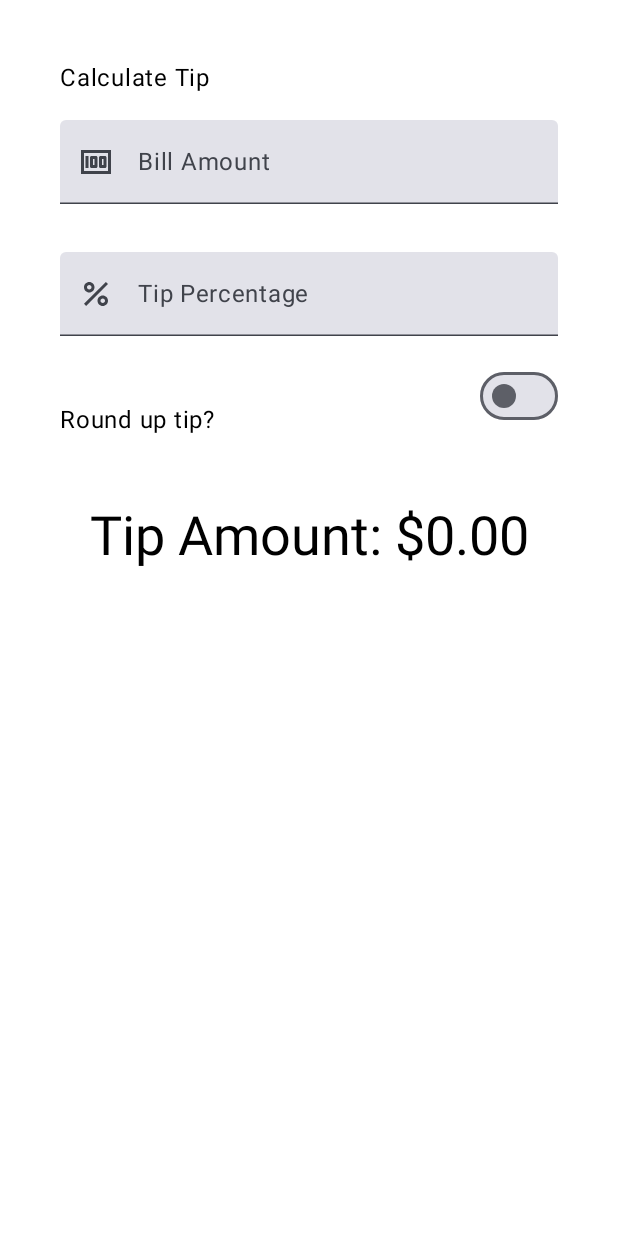
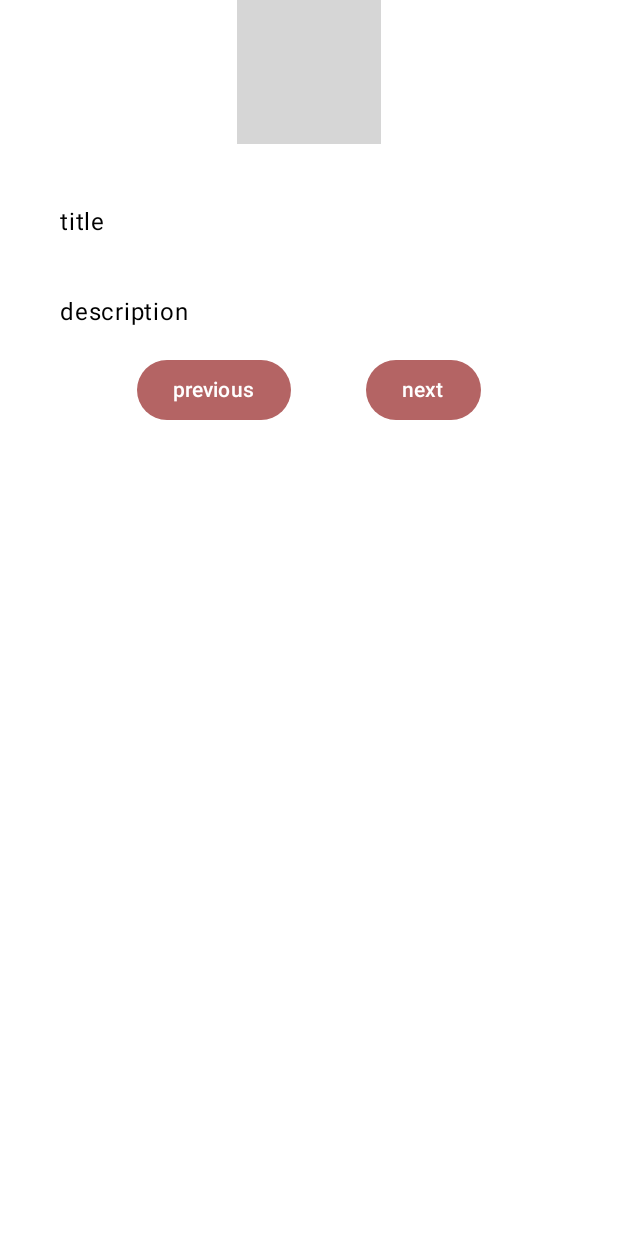
Before and after one commit to Xylia43/MyFirstKotlinProject, an Android app built with Jetpack Compose: the @Preview function GreetingPreview, on a phone screen of 412 x 824 dp. Run offline under Robolectric (Android 15) with nearby library versions, the phone set to English and light mode, and no system bars; grey boxes are pictures that could not be loaded.

Commit message:
draft code of art space app

```diff
--- a/app/src/main/java/com/example/first/MainActivity.kt
+++ b/app/src/main/java/com/example/first/MainActivity.kt
@@ -312,10 +312,11 @@ fun Lemonade(modifier: Modifier= Modifier
                 Image(
                     painter = painterResource(id = R.drawable.lemon_tree) ,
                     contentDescription = stringResource(id = R.string.lemonTree),
-                    modifier = Modifier.wrapContentSize()
+                    modifier = Modifier
+                        .wrapContentSize()
                         .clickable {
                             currentStep = 2
-                    }
+                        }
                 )
                 Spacer(modifier = Modifier.height(16.dp))
                 Text(stringResource(id = R.string.selectLemon))
@@ -329,10 +330,11 @@ fun Lemonade(modifier: Modifier= Modifier
                 Image(
                     painter = painterResource(id = R.drawable.lemon_squeeze) ,
                     contentDescription = stringResource(id = R.string.lemon),
-                    modifier = Modifier.wrapContentSize()
+                    modifier = Modifier
+                        .wrapContentSize()
                         .clickable {
                             clicktimes++
-                            if( clicktimes>= squeezetimes){
+                            if (clicktimes >= squeezetimes) {
                                 currentStep = 3
                             }
                         }
@@ -347,7 +349,8 @@ fun Lemonade(modifier: Modifier= Modifier
                 Image(
                     painter = painterResource(id = R.drawable.lemon_drink) ,
                     contentDescription = stringResource(id = R.string.glassOfLemonade),
-                    modifier = Modifier.wrapContentSize()
+                    modifier = Modifier
+                        .wrapContentSize()
                         .clickable {
                             currentStep = 4
                         }
@@ -362,7 +365,8 @@ fun Lemonade(modifier: Modifier= Modifier
                 Image(
                     painter = painterResource(id = R.drawable.lemon_restart) ,
                     contentDescription = stringResource(id = R.string.emptyGlass),
-                    modifier = Modifier.wrapContentSize()
+                    modifier = Modifier
+                        .wrapContentSize()
                         .clickable {
                             currentStep = 1
                         }
@@ -526,7 +530,7 @@ fun TipTimeLayout() {
         Text(
             text = stringResource(R.string.calculate_tip),
             modifier = Modifier
-                .padding(bottom = 16.dp, top = 40.dp)
+                .padding(bottom = 16.dp , top = 40.dp)
                 .align(alignment = Alignment.Start)
         )
 //        EditNumberField(modifier = Modifier.padding( bottom =32.dp).fillMaxWidth())
@@ -642,6 +646,59 @@ fun RoundTheTipRow(
         )
     }
 }
+
+/**
+ * art space app
+ */
+@Composable
+fun artSpace(modifier: Modifier = Modifier){
+    Column(
+        modifier = Modifier
+            .statusBarsPadding()
+            .padding(horizontal = 40.dp),
+        horizontalAlignment = Alignment.CenterHorizontally,
+        verticalArrangement = Arrangement.Center
+    ) {
+        Image(painter = painterResource(id = R.drawable.gopr0074)
+            , contentDescription = "pics")
+        Text(
+            text = "title" ,
+            modifier = Modifier
+                .padding(bottom = 16.dp , top = 40.dp)
+                .align(alignment = Alignment.Start)
+        )
+        Text(
+            text = "description" ,
+            modifier = Modifier
+                .padding(bottom = 16.dp , top = 20.dp)
+                .align(alignment = Alignment.Start)
+        )
+        Row (modifier = modifier
+            .fillMaxWidth()
+            .size(48.dp),
+            verticalAlignment = Alignment.CenterVertically,
+            horizontalArrangement = Arrangement.Center
+        ){
+            Button(onClick = {  },
+                colors = ButtonDefaults.buttonColors(
+                    containerColor = Color(red = 180, green = 100, blue = 100)
+                )
+            ) {
+                Text("previous")
+
+            }
+            Spacer(modifier = Modifier.width(50.dp))
+            Button(onClick = {  },
+                colors = ButtonDefaults.buttonColors(
+                    containerColor = Color(red = 180, green = 100, blue = 100)
+                )) {
+                Text("next")
+
+            }
+
+        }
+    }
+}
 @Preview(showBackground = true)
 @Composable
 fun GreetingPreview() {
@@ -655,7 +712,9 @@ fun GreetingPreview() {
 //        DiceWithButtonAndImage()
 //        Lemonade()
 //        LemonadeApp()
-        TipTimeLayout()
+//        TipTimeLayout()
 //        RoundTheTipRow()
+        artSpace()
+
     }
 }
```
